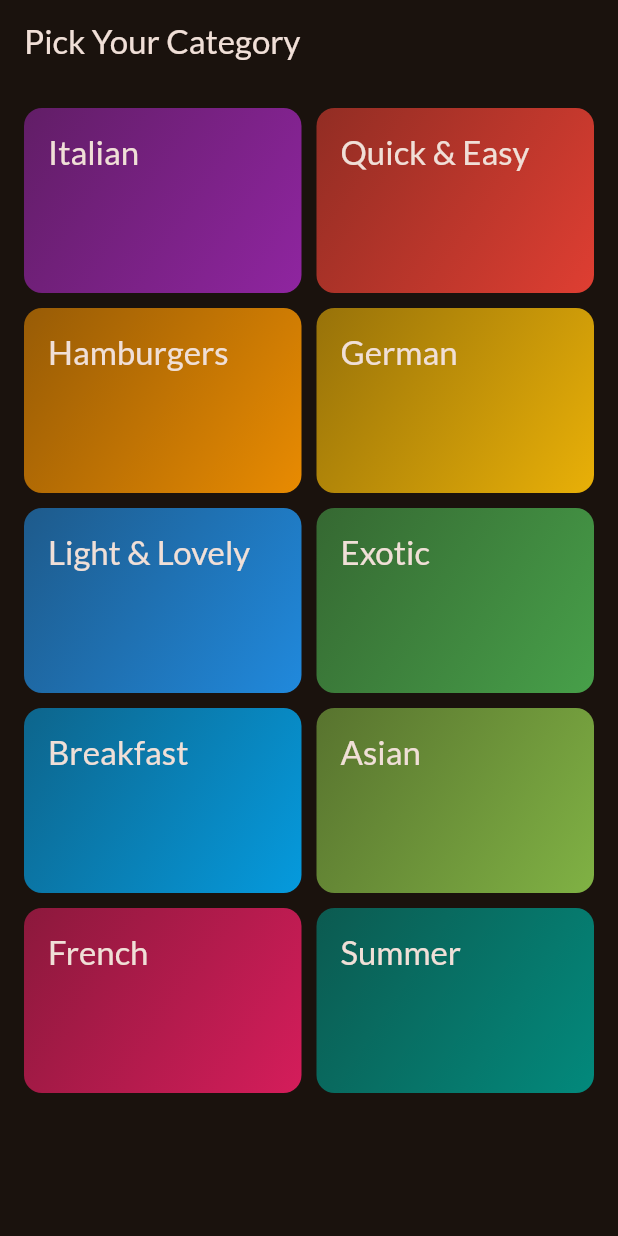
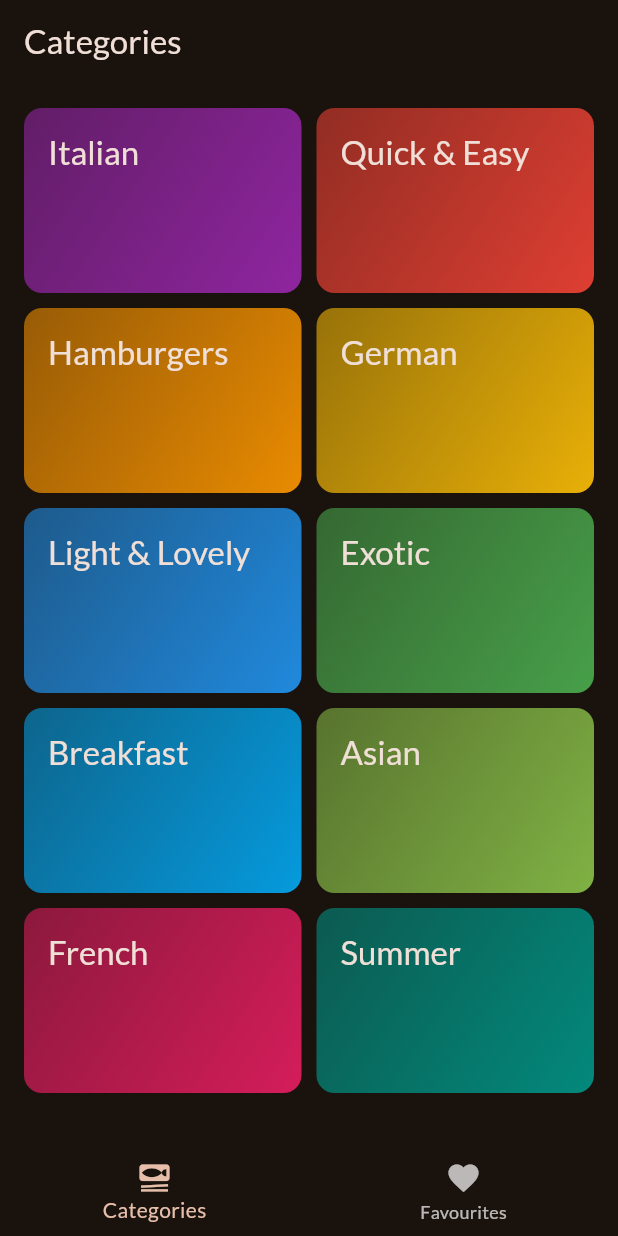
Before and after one commit to Thyon3/Mobile-App-Projects, a Flutter app: the screen it shows after launch, on a phone screen of 412 x 824 dp. Run offline on Flutter 3.47's test engine with Material 3 defaults, Android fonts, the light colour scheme and no system bars; our stand-ins replace google_fonts, transparent_image.

Commit message:
the tabs screen enabled

```diff
--- a/healthy_meals_app/lib/Screen/Categories_Screen.dart
+++ b/healthy_meals_app/lib/Screen/Categories_Screen.dart
@@ -25,11 +25,7 @@ class CategoriesScreen extends StatelessWidget {
   @override
   Widget build(context) {
     // if you are building a multi screen app then every screen should use a scaffold widget to return
-    return Scaffold(
-      appBar: AppBar(
-        title: const Text('Pick Your Category'),
-      ),
-      body: GridView(
+    return GridView(
       // creates a  grid view element with two columns
       gridDelegate: SliverGridDelegateWithFixedCrossAxisCount(
         crossAxisCount: 2,
@@ -48,7 +44,6 @@ class CategoriesScreen extends StatelessWidget {
             },
           )
       ],
-      ),
     );
   }
 }
--- a/healthy_meals_app/lib/Screen/meals_screen.dart
+++ b/healthy_meals_app/lib/Screen/meals_screen.dart
@@ -6,7 +6,7 @@ import 'package:healthy_meals_app/Screen/meal_detail.dart';
 class MealsScreen extends StatelessWidget {
   const MealsScreen({
     super.key,
-    required this.title,
+    this.title,
     required this.meals,
   });
 
@@ -20,7 +20,7 @@ class MealsScreen extends StatelessWidget {
   // we want to accept the meals list from our model meals
   final List<Meal> meals;
   // we also need the name or the title of hte category in which the meal is in
-  final String title;
+  final String? title;
 
   Widget build(context) {
     Widget content = ListView.builder(
@@ -53,9 +53,12 @@ class MealsScreen extends StatelessWidget {
         ],
       ));
     }
+    if (title == null) {
+      return content;
+    }
     return Scaffold(
         appBar: AppBar(
-          title: Text(title),
+          title: Text(title!),
         ),
         body: content);
   }
--- /dev/null
+++ b/healthy_meals_app/lib/Screen/tabs.dart
@@ -0,0 +1,57 @@
+import 'package:flutter/material.dart';
+import 'package:healthy_meals_app/Screen/Categories_Screen.dart';
+import 'package:healthy_meals_app/Screen/meals_screen.dart';
+
+class TabsScreen extends StatefulWidget {
+  TabsScreen({super.key});
+
+  @override
+  State<TabsScreen> createState() {
+    return _TabsScreenState();
+  }
+}
+
+class _TabsScreenState extends State<TabsScreen> {
+  // we want a variable to keep track which screen is selected from the tabs
+  int _selectedPageIndex = 0;
+
+  // a function to change the _selectedPageIndex
+
+  void _selectPage(int index) {
+    setState(() {
+      _selectedPageIndex = index;
+    });
+  }
+
+  @override
+  // TODO: implement widget
+  Widget build(context) {
+    Widget activeScreen = const CategoriesScreen();
+    var activePageTitle = 'Categories';
+
+    if (_selectedPageIndex == 1) {
+      activeScreen = MealsScreen(meals: []);
+      activePageTitle = 'Your Favourites';
+    }
+    return Scaffold(
+        appBar: AppBar(
+          title: Text(activePageTitle),
+        ),
+        body: activeScreen,
+        bottomNavigationBar: BottomNavigationBar(
+          // we have the onTab property whenever the tabs are clicked
+
+          onTap: _selectPage,
+          // we will have a function that accepts the index of the tab being clicked
+          currentIndex: _selectedPageIndex,
+          items: [
+            BottomNavigationBarItem(
+                icon: Icon(Icons.set_meal), label: 'Categories'),
+            BottomNavigationBarItem(
+              icon: Icon(Icons.favorite),
+              label: 'Favourites',
+            ),
+          ],
+        ));
+  }
+}
--- a/healthy_meals_app/lib/main.dart
+++ b/healthy_meals_app/lib/main.dart
@@ -3,6 +3,7 @@ import 'package:flutter/material.dart';
 import 'package:google_fonts/google_fonts.dart';
 import 'package:healthy_meals_app/Screen/Categories_Screen.dart';
 import 'package:healthy_meals_app/Screen/meals_screen.dart';
+import 'package:healthy_meals_app/Screen/tabs.dart';
 import 'package:healthy_meals_app/data/dummy_data.dart';
 
 final theme = ThemeData(
@@ -24,7 +25,7 @@ class App extends StatelessWidget {
   @override
   Widget build(BuildContext context) {
     return MaterialApp(
-      theme: theme, home: CategoriesScreen(), // Todo ...,
+      theme: theme, home: TabsScreen(), // Todo ...,
     );
   }
 }
```
Lines whose indentation alone changed are shown as unchanged.
